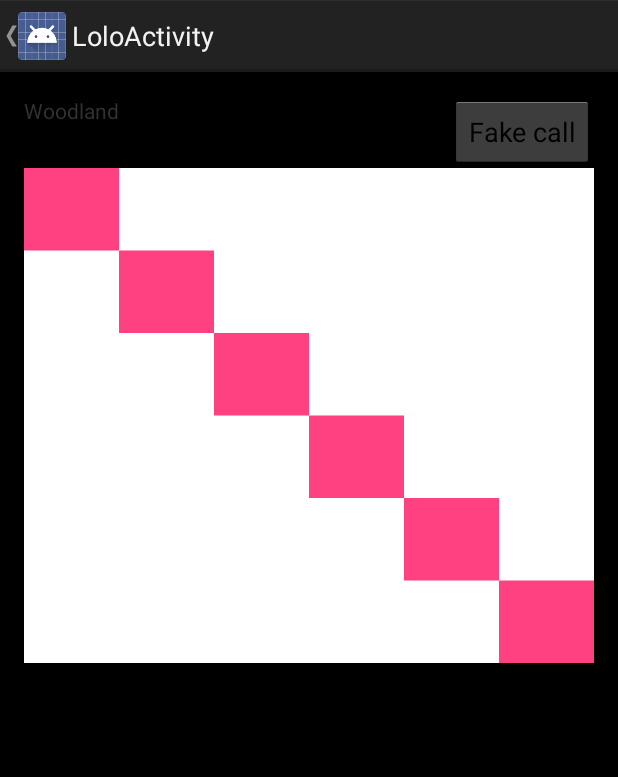
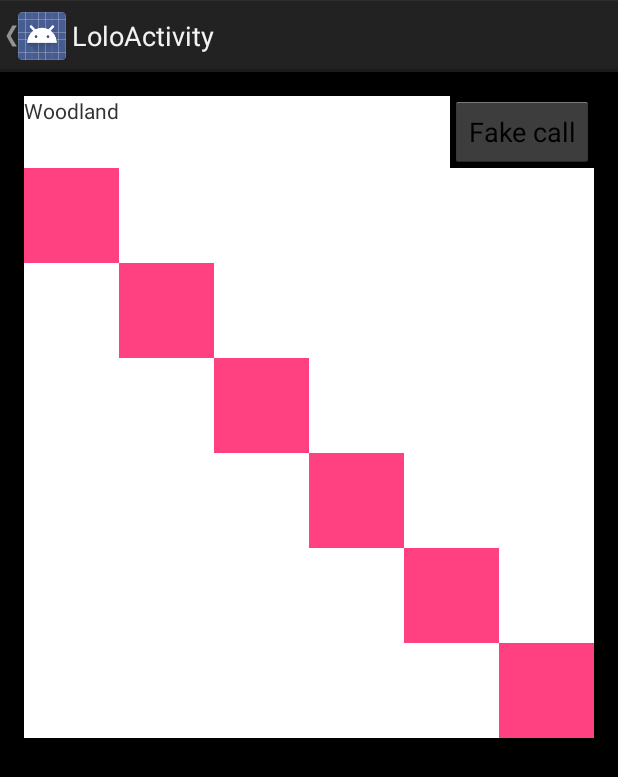
Before and after one commit to cpliu338/android_goodies, an Android app: the LoloActivity screen opened directly, with no data from a screen before it, on a phone screen of 412 x 824 dp. Shown: the top 777 px of the screen. Run offline under Robolectric (Android 15) with nearby library versions, the phone set to English and light mode, and no system bars.

Commit message:
20170729

```diff
--- a/app/src/main/java/hk/org/woodland/lolo/LoloActivity.java
+++ b/app/src/main/java/hk/org/woodland/lolo/LoloActivity.java
@@ -7,22 +7,26 @@ import android.content.Intent;
 import android.graphics.Point;
 import android.os.Bundle;
 import android.app.Activity;
+import android.support.v4.view.MotionEventCompat;
 import android.util.DisplayMetrics;
 import android.util.Log;
 import android.view.Display;
+import android.view.MotionEvent;
 import android.view.View;
 import android.view.WindowManager;
 import android.widget.Button;
+import android.widget.TextView;
 
 import hk.org.woodland.mytestbed.MainActivity;
 import hk.org.woodland.mytestbed.R;
 
-public class LoloActivity extends Activity {
+public class LoloActivity extends Activity implements View.OnTouchListener {
 
     private static final String TAG = "LoloAct";
     public static float SCALE_DPI;
 
     LoloView loloView;
+    TextView status;
 
     @Override
     protected void onCreate(Bundle savedInstanceState) {
@@ -32,6 +36,7 @@ public class LoloActivity extends Activity {
         windowManager.getDefaultDisplay().getMetrics(metrics);
         SCALE_DPI = (float)(metrics.densityDpi)/(float)(DisplayMetrics.DENSITY_DEFAULT);
         setContentView(R.layout.activity_lolo);
+        status = (TextView) findViewById(R.id.status);
         Button btn1 = (Button)findViewById(R.id.home);
         btn1.setOnClickListener(new View.OnClickListener() {
             @Override
@@ -44,7 +49,7 @@ public class LoloActivity extends Activity {
                 items[0] = Integer.valueOf(size.x).toString(); items[1] = Integer.valueOf(size.y).toString();
                 if (loloView != null) {
                     items[2] = Float.valueOf(loloView.getWidth1()).toString();
-                    items[3] = Float.valueOf(loloView.getHeight1()).toString();
+                    items[3] = Integer.valueOf(loloView.getSize()).toString();
                 }
                 else {
                     items[2] = LoloActivity.class.getName(); items[3] = LoloActivity.class.getName();
@@ -60,17 +65,38 @@ public class LoloActivity extends Activity {
                 builder.create().show();
             }
         });
-        //getActionBar().setDisplayHomeAsUpEnabled(true);
+        loloView = (LoloView)findViewById(R.id.lolo);
+        loloView.setOnTouchListener(this);
+        loloView.post(new Runnable() {
+            @Override
+            public void run() {
+                loloView.setWidth1(
+                    loloView.getWidth()/6
+                );
+            }
+        });
+        /* getActionBar().setDisplayHomeAsUpEnabled(true); */
+    }
+
+    @Override
+    public boolean onTouch(View v, MotionEvent event) {
+        int action = MotionEventCompat.getActionMasked(event);
+
+        switch(action) {
+            case (MotionEvent.ACTION_DOWN) :
+                int x = (int)Math.floor(event.getX()/loloView.getWidth1());
+                int y = (int)(event.getY()) / (int)loloView.getWidth1();
+                status.setText(String.format("%d, %d", x, y));
+                Log.d(TAG,String.format("Action was DOWN at %f, %f", event.getX(), event.getY()));
+                return true;
+            default :
+                return super.onTouchEvent(event);
+        }
     }
 
     @Override
     protected void onResume() {
         super.onResume();
-        loloView = (LoloView)findViewById(R.id.lolo);
-        if (loloView != null) {
-            Log.d(TAG, String.format("%d,%d,%d,%d", loloView.getLeft(), loloView.getTop(), loloView.getRight(), loloView.getBottom()));
-            loloView.setMinimumHeight(loloView.getRight());
-        }
     }
 
 }
--- a/app/src/main/java/hk/org/woodland/lolo/LoloView.java
+++ b/app/src/main/java/hk/org/woodland/lolo/LoloView.java
@@ -5,8 +5,10 @@ import android.graphics.Canvas;
 import android.graphics.Paint;
 import android.os.Bundle;
 import android.os.Parcelable;
+import android.support.v4.view.MotionEventCompat;
 import android.util.AttributeSet;
 import android.util.Log;
+import android.view.MotionEvent;
 import android.view.View;
 
 import hk.org.woodland.mytestbed.R;
@@ -21,7 +23,8 @@ public class LoloView extends View {
     private static final String TAG = "Lolo";
 
     private float width1;    // width1 of one tile in dp
-    private float height1;   // height1 of one tile in dp
+    //private float height1;   // height1 of one tile in dp
+    int size; // loloview size in px
 
     public LoloView(Context context, AttributeSet attrs) {
         super(context, attrs);
@@ -42,6 +45,8 @@ public class LoloView extends View {
         Bundle bundle = (Bundle) state;
         super.onRestoreInstanceState(bundle.getParcelable(VIEW_STATE));
     }
+
+    /* should try post a handler
     @Override
     protected void onSizeChanged(int w, int h, int oldw, int oldh) {
         // w and h are in dp
@@ -50,24 +55,46 @@ public class LoloView extends View {
         Log.d(TAG, "tile in dp: width1 " + width1 + ", height1 " + height1);
         super.onSizeChanged(w, h, oldw, oldh);
     }
+    */
+
+    @Override
+    protected void onMeasure(int widthMeasureSpec, int heightMeasureSpec) {
+        int width = MeasureSpec.getSize(widthMeasureSpec);
+        int height = MeasureSpec.getSize(heightMeasureSpec);
+        size = width > height ? height : width;
+        Log.d(TAG, "size in dp: " + size);
+        setMeasuredDimension(size, size);
+    }
 
     @Override
     protected void onDraw(Canvas canvas) {
         // Draw the background...
+        Log.d(TAG, "Draw with width (dp): " + width1);
         Paint background = new Paint();
         background.setColor(getResources().getColor(android.R.color.white));
-        canvas.drawRect(0, 0, (int)(getWidth1() *6f), (int)(getHeight1() *6f), background);
+        canvas.drawRect(0, 0, (int)(width1 *6f), (int)(width1 *6f), background);
         background.setColor(getResources().getColor(R.color.colorAccent));
         for (int i=0; i<6; i++) {
-            canvas.drawRect(i*width1, i*height1, (i+1)*width1, (i+1)*height1, background);
+            canvas.drawRect(i*width1, i*width1, (i+1)*width1, (i+1)*width1, background);
         }
     }
 
+    /**
+     * Get the size of one tile
+     * @return the size of one tile in dp
+     */
     public float getWidth1() {
         return width1;
     }
 
-    public float getHeight1() {
-        return height1;
+    /**
+     * Get the size of the entire view
+     * @return the size in dp
+     */
+    public int getSize() {return size;}
+
+    public void setWidth1(float width1) {
+        this.width1=width1;
+        Log.d(TAG, "Width set to (dp): " + width1);
     }
 }
--- a/app/src/main/res/layout/activity_lolo.xml
+++ b/app/src/main/res/layout/activity_lolo.xml
@@ -16,6 +16,7 @@
         <TextView
             android:layout_width="wrap_content" android:text="@string/app_name"
             android:id="@+id/status" android:layout_weight="1"
+            android:background="@android:color/white"
             android:layout_height="match_parent" />
         <Button android:id="@+id/home" android:layout_weight="0"
             android:layout_height="wrap_content" android:text="@string/fakecall"
@@ -24,5 +25,5 @@
     <hk.org.woodland.lolo.LoloView android:id="@+id/lolo"
         android:layout_below="@id/header"
         android:layout_width="match_parent"
-        android:layout_height="330dp" />
+        android:layout_height="wrap_content" />
 </RelativeLayout>
```
